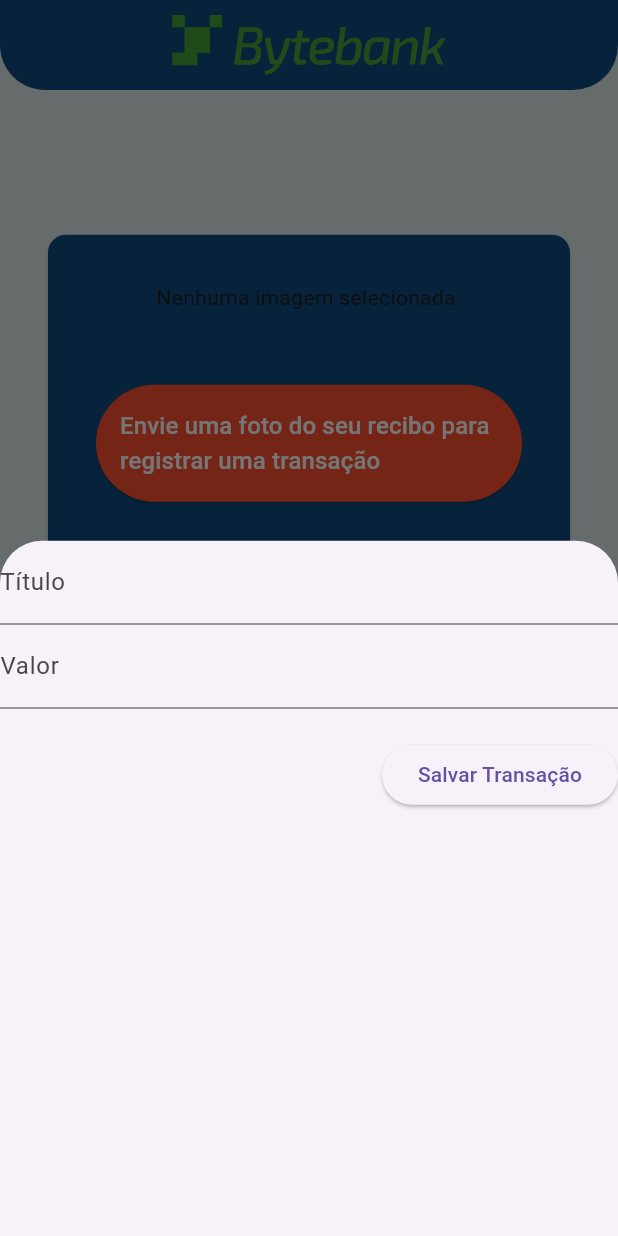
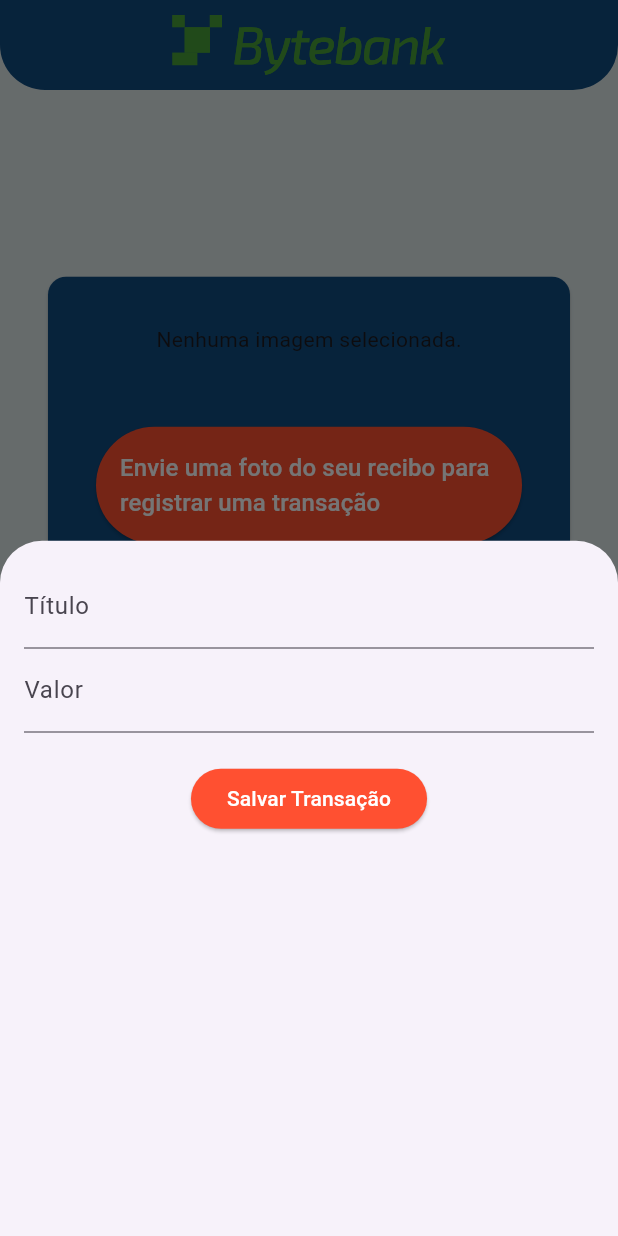
Before and after one commit to sophiapaiao05/finance-project-flutter, a Flutter app: the screen it shows once a user with an empty profile is signed in, item 2 of the bottom bar chosen, after a tap on "Adicionar Transação", on a phone screen of 412 x 824 dp. Run offline on Flutter 3.47's test engine with Material 3 defaults, Android fonts, the light colour scheme and no system bars; our stand-ins replace cloud_firestore, firebase_auth, firebase_core, fl_chart, flutter_svg, image_picker; accounts and stored records are empty; network calls fail.

Commit message:
final alterations

```diff
--- a/lib/home/presentation/pages/home_page.dart
+++ b/lib/home/presentation/pages/home_page.dart
@@ -3,6 +3,8 @@ import 'package:finance_project_sophia_flutter/home/presentation/pages/finance_a
 import 'package:finance_project_sophia_flutter/home/presentation/pages/initial_page/initial_page.dart';
 import 'package:finance_project_sophia_flutter/home/presentation/utils/dynamic_card.dart';
 import 'package:finance_project_sophia_flutter/home/presentation/utils/texts.dart';
+import 'package:finance_project_sophia_flutter/login/presentation/controllers/login_auth_provider.dart';
+import 'package:finance_project_sophia_flutter/login/presentation/pages/login_page.dart';
 import 'package:finance_project_sophia_flutter/transactions/models/transaction_model.dart';
 import 'package:finance_project_sophia_flutter/transactions/presentation/controllers/transaction_provider.dart';
 import 'package:finance_project_sophia_flutter/transactions/presentation/pages/transactions_page.dart';
@@ -62,7 +64,7 @@ class HomePageState extends State<HomePage> {
       backgroundColor: FinanceProjectColors.background,
       body: Consumer<TransactionProvider>(
         builder: (context, transactionProvider, child) {
-          if (transactionProvider.transactions.isEmpty) {
+          if (transactionProvider.isLoading) {
             return const Center(child: CircularProgressIndicator());
           } else {
             return _buildPageContent(
@@ -98,6 +100,17 @@ class HomePageState extends State<HomePage> {
         return SingleChildScrollView(
           child: Column(
             children: <Widget>[
+              IconButton(
+                icon: const Icon(Icons.logout),
+                onPressed: () async {
+                  await Provider.of<LoginAuthProvider>(context, listen: false)
+                      .logout();
+                  Navigator.pushReplacement(
+                    context,
+                    MaterialPageRoute(builder: (context) => const LoginPage()),
+                  );
+                },
+              ),
               DynamicCard(
                 margin: EdgeInsets.only(
                   bottom: MediaQuery.of(context).size.height * 0.1,
--- a/lib/login/presentation/pages/login_page.dart
+++ b/lib/login/presentation/pages/login_page.dart
@@ -1,5 +1,6 @@
 import 'package:finance_project_sophia_flutter/home/presentation/pages/home_page.dart';
 import 'package:finance_project_sophia_flutter/login/presentation/controllers/login_auth_provider.dart';
+import 'package:finance_project_sophia_flutter/utils/colors.dart';
 import 'package:flutter/material.dart';
 import 'package:provider/provider.dart';
 
@@ -16,7 +17,6 @@ class LoginPageState extends State<LoginPage> {
   final TextEditingController _passwordController = TextEditingController();
 
   Future<void> _login(BuildContext context) async {
-    try {
     await Provider.of<LoginAuthProvider>(context, listen: false).login(
       _emailController.text,
       _passwordController.text,
@@ -28,9 +28,6 @@ class LoginPageState extends State<LoginPage> {
         context,
         MaterialPageRoute(builder: (context) => const HomePage()),
       );
-      }
-    } catch (e) {
-      // Erro já tratado no AuthProvider
     }
   }
 
@@ -54,9 +51,6 @@ class LoginPageState extends State<LoginPage> {
     final authProvider = Provider.of<LoginAuthProvider>(context);
 
     return Scaffold(
-      appBar: AppBar(
-        title: const Text('Login/Registrar'),
-      ),
       body: PageView(
         controller: _pageController,
         children: [
@@ -83,11 +77,13 @@ class LoginPageState extends State<LoginPage> {
             controller: _passwordController,
             errorMessage: authProvider.errorMessage,
             hintText: 'Senha',
+            obscureText: true,
           ),
           const SizedBox(height: 20),
           ElevatedButton(
             onPressed: () => _login(context),
-            child: const Text('Login'),
+            child: const Text('Login',
+                style: TextStyle(color: FinanceProjectColors.orange)),
           ),
           TextButton(
             onPressed: () => _pageController.animateToPage(
@@ -95,7 +91,10 @@ class LoginPageState extends State<LoginPage> {
               duration: const Duration(milliseconds: 300),
               curve: Curves.easeInOut,
             ),
-            child: const Text('Não tem uma conta? Registre-se'),
+            child: const Text(
+              'Não tem uma conta? Registre-se',
+              style: TextStyle(color: FinanceProjectColors.orange),
+            ),
           ),
         ],
       ),
@@ -119,11 +118,13 @@ class LoginPageState extends State<LoginPage> {
             controller: _passwordController,
             errorMessage: authProvider.errorMessage,
             hintText: 'Senha',
+            obscureText: true,
           ),
           const SizedBox(height: 20),
           ElevatedButton(
             onPressed: () => _register(context),
-            child: const Text('Registrar'),
+            child: const Text('Registrar',
+                style: TextStyle(color: FinanceProjectColors.orange)),
           ),
           TextButton(
             onPressed: () => _pageController.animateToPage(
@@ -131,7 +132,8 @@ class LoginPageState extends State<LoginPage> {
               duration: const Duration(milliseconds: 300),
               curve: Curves.easeInOut,
             ),
-            child: const Text('Já tem uma conta? Faça login'),
+            child: const Text('Já tem uma conta? Faça login',
+                style: TextStyle(color: FinanceProjectColors.orange)),
           ),
         ],
       ),
@@ -143,18 +145,21 @@ class TextFieldLogin extends StatelessWidget {
   final TextEditingController controller;
   final String hintText;
   final String? errorMessage;
+  final bool obscureText;
 
   const TextFieldLogin({
     super.key,
     required this.controller,
     required this.hintText,
     this.errorMessage,
+    this.obscureText = false,
   });
 
   @override
   Widget build(BuildContext context) {
     return TextField(
       controller: controller,
+      obscureText: obscureText,
       decoration: InputDecoration(
         hintText: hintText,
         errorText: errorMessage,
--- a/lib/transactions/presentation/controllers/transaction_provider.dart
+++ b/lib/transactions/presentation/controllers/transaction_provider.dart
@@ -3,6 +3,7 @@ import 'package:flutter/material.dart';
 import 'package:cloud_firestore/cloud_firestore.dart';
 import 'package:firebase_auth/firebase_auth.dart';
 import 'package:finance_project_sophia_flutter/transactions/models/transaction_model.dart';
+import 'package:flutter/scheduler.dart';
 
 class TransactionProvider with ChangeNotifier {
   List<TransactionModel> _transactions = [];
@@ -12,17 +13,50 @@ class TransactionProvider with ChangeNotifier {
   String _selectedCategory = 'All';
   DateTime? _startDate;
   DateTime? _endDate;
+  bool _isLoading = false;
+  bool _hasMore = true;
 
-  List<TransactionModel> get transactions => _transactions;
+  List<TransactionModel> get transactions {
+    if (_selectedCategory == 'All') {
+      return _transactions;
+    } else {
+      return _transactions
+          .where((transaction) => transaction.category == _selectedCategory)
+          .toList();
+    }
+  }
+
   List<TransactionModel> get filteredTransactions => _filteredTransactions;
   String get selectedCategory => _selectedCategory;
   DateTime? get startDate => _startDate;
   DateTime? get endDate => _endDate;
   DateTimeRange? _selectedDateRange;
+  bool get isLoading => _isLoading;
+  bool get hasMore => _hasMore;
 
-  Future<void> fetchTransactions() async {
-    _transactions = await TransactionService().fetchTransactions();
+  Future<void> fetchTransactions({int limit = 10}) async {
+    if (_isLoading || !_hasMore) return;
+
+    _isLoading = true;
+    SchedulerBinding.instance.addPostFrameCallback((_) {
+      notifyListeners();
+    });
+
+    List<TransactionModel> newTransactions =
+        await TransactionService().fetchTransactions(limit: limit);
+
+    if (newTransactions.length < limit) {
+      _hasMore = false;
+    }
+
+    _transactions.addAll(newTransactions);
     _applyFilters();
+
+    _isLoading = false;
+
+    SchedulerBinding.instance.addPostFrameCallback((_) {
+      notifyListeners();
+    });
   }
 
   void _applyFilters() {
--- a/lib/transactions/presentation/controllers/transaction_service.dart
+++ b/lib/transactions/presentation/controllers/transaction_service.dart
@@ -3,14 +3,29 @@ import 'package:finance_project_sophia_flutter/transactions/models/transaction_m
 
 class TransactionService {
   final FirebaseFirestore _firestore = FirebaseFirestore.instance;
+  DocumentSnapshot? _lastDocument;
 
-  Future<List<TransactionModel>> fetchTransactions() async {
-    QuerySnapshot querySnapshot =
-        await _firestore.collection('transactions').get();
+  Future<List<TransactionModel>> fetchTransactions({int limit = 10}) async {
+    Query query =
+        _firestore.collection('transactions').orderBy('date').limit(limit);
+
+    if (_lastDocument != null) {
+      query = query.startAfterDocument(_lastDocument!);
+    }
+
+    QuerySnapshot querySnapshot = await query.get();
+
+    if (querySnapshot.docs.isNotEmpty) {
+      _lastDocument = querySnapshot.docs.last;
+    }
 
     return querySnapshot.docs
         .map((doc) =>
             TransactionModel.fromFirestore(doc.data() as Map<String, dynamic>))
         .toList();
   }
+
+  void resetPagination() {
+    _lastDocument = null;
+  }
 }
--- a/lib/transactions/presentation/pages/transactions_card.dart
+++ b/lib/transactions/presentation/pages/transactions_card.dart
@@ -3,6 +3,7 @@ import 'package:finance_project_sophia_flutter/home/presentation/utils/texts.dar
 import 'package:finance_project_sophia_flutter/transactions/models/transaction_model.dart';
 import 'package:finance_project_sophia_flutter/transactions/presentation/controllers/transaction_provider.dart';
 import 'package:finance_project_sophia_flutter/utils/app_sizes.dart';
+import 'package:finance_project_sophia_flutter/utils/colors.dart';
 import 'package:flutter/material.dart';
 import 'package:provider/provider.dart';
 
@@ -40,6 +41,12 @@ class _TransactionCardState extends State<TransactionCard> {
   Widget build(BuildContext context) {
     return Form(
       key: _formKey,
+      child: Padding(
+        padding: const EdgeInsets.only(
+          top: AppSizes.paddingMedium,
+          right: AppSizes.paddingMedium,
+          left: AppSizes.paddingMedium,
+        ),
         child: Column(
           crossAxisAlignment: CrossAxisAlignment.end,
           children: <Widget>[
@@ -71,11 +78,20 @@ class _TransactionCardState extends State<TransactionCard> {
               },
             ),
             SizedBox(height: 20),
-          ElevatedButton(
+            Center(
+              child: ElevatedButton(
                 onPressed: _submitData,
-            child: Text('Salvar Transação'),
+                child: Text(
+                  'Salvar Transação',
+                  style: TextStyle(color: Colors.white),
+                ),
+                style: ElevatedButton.styleFrom(
+                  backgroundColor: FinanceProjectColors.orange,
+                ),
+              ),
             ),
           ],
+        ),
       ),
     );
   }
@@ -102,13 +118,13 @@ class Transactions extends StatelessWidget {
         children: [
           ElevatedButton(
             onPressed: () => _startAddNewTransaction(context),
-            child: Text('Adicionar Transação'),
+            child: Text('Adicionar Transação',
+                style: TextStyle(color: Colors.white)),
+            style: ElevatedButton.styleFrom(
+              backgroundColor: FinanceProjectColors.orange,
+            ),
           ),
           SizedBox(height: AppSizes.heightSmall),
-          FloatingActionButton(
-            child: Icon(Icons.add),
-            onPressed: () => _startAddNewTransaction(context),
-          ),
         ],
       ),
     );
```
Also changed, not shown: lib/login/presentation/controllers/login_auth_provider.dart (+7 -0 lines), lib/transactions/presentation/pages/transactions_page.dart (+29 -30 lines). Lines whose indentation alone changed are shown as unchanged.
